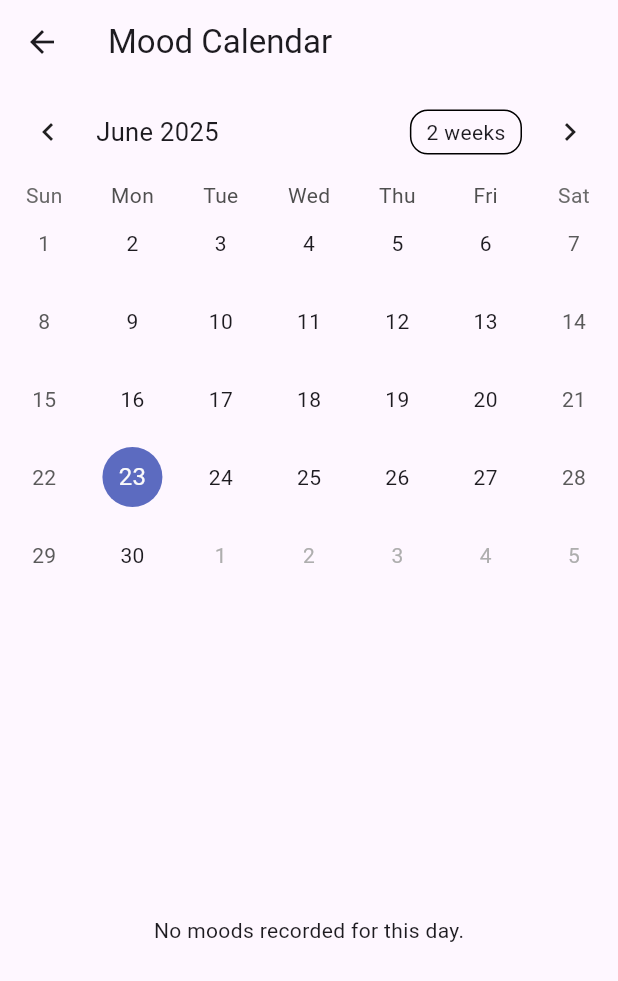
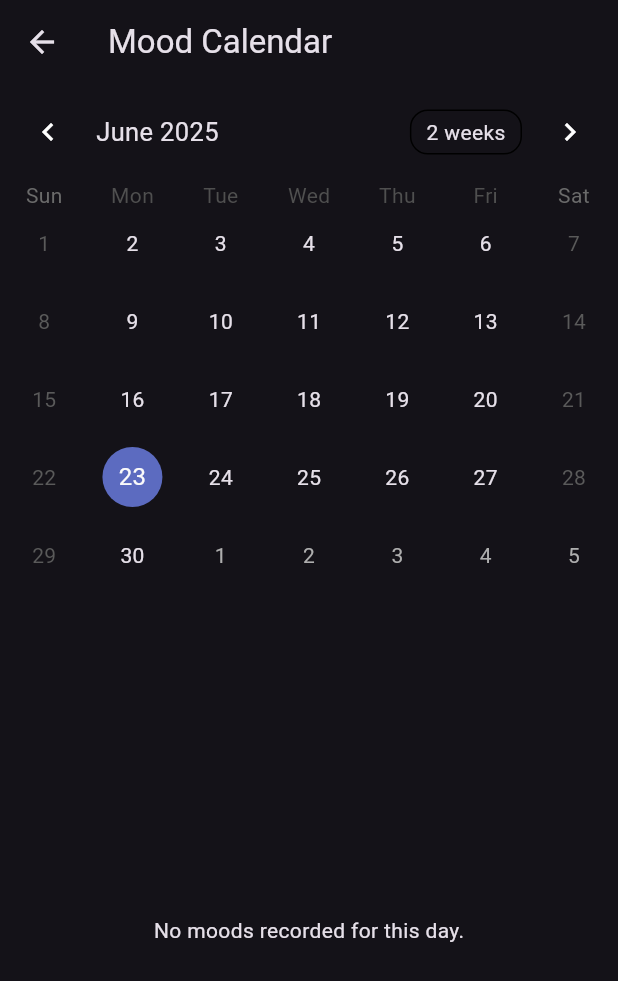
Before and after one commit to KabeloDev/mini_app, a Flutter app: the screen it shows after launch, after a tap on "View Calendar", on a phone screen of 412 x 824 dp. Shown: the top 981 px of the screen. Run offline on Flutter 3.47's test engine with Material 3 defaults, Android fonts, the phone set to English and light mode, and no system bars; drawn by our look-alikes of table_calendar; our stand-ins replace fl_chart, flutter_bloc, flutter_local_notifications, go_router, permission_handler, shared_preferences.

Commit message:
Dark/Light mode persistence

```diff
--- a/lib/home.dart
+++ b/lib/home.dart
@@ -1,13 +1,14 @@
 import 'dart:developer';
 
 import 'package:flutter/material.dart';
-import 'package:flutter_bloc/flutter_bloc.dart';
 import 'package:mini_app/calendar.dart';
 import 'package:mini_app/app_cubit.dart';
+import 'package:mini_app/mode.dart';
 import 'package:mini_app/moodentry.dart';
 import 'package:mini_app/noti_service.dart';
 import 'package:mini_app/notifications_cubit.dart';
 import 'package:mini_app/stats_noti.dart';
+import 'package:provider/provider.dart';
 
 class HomeScreen extends StatefulWidget {
   const HomeScreen({super.key});
@@ -54,6 +55,7 @@ class _HomeScreenState extends State<HomeScreen> {
 
   @override
   Widget build(BuildContext context) {
+    final modeController = Provider.of<ModeController>(context);
     return Scaffold(
       appBar: AppBar(title: const Text('Add Mood')),
       body: Padding(
@@ -137,6 +139,14 @@ class _HomeScreenState extends State<HomeScreen> {
                         ),
                       ),
                     ),
+                    SizedBox(height: 20,),
+                    ElevatedButton(
+                      onPressed: () {
+
+                        modeController.toggleMode();
+                      },
+                      child: const Icon(Icons.dark_mode),
+                    ),
                   ],
                 ),
               ),
--- a/lib/main.dart
+++ b/lib/main.dart
@@ -3,8 +3,10 @@ import 'package:flutter_bloc/flutter_bloc.dart';
 import 'package:go_router/go_router.dart';
 import 'package:mini_app/home.dart';
 import 'package:mini_app/app_cubit.dart';
+import 'package:mini_app/mode.dart';
 import 'package:mini_app/noti_service.dart';
 import 'package:mini_app/notifications_cubit.dart';
+import 'package:provider/provider.dart';
 
 void main() async{
   WidgetsFlutterBinding.ensureInitialized();
@@ -14,13 +16,10 @@ void main() async{
   });
 
   runApp(
-    MultiBlocProvider(
+    MultiProvider(
       providers: [
-        BlocProvider(
-          create: (_) => AppCubit(),
-        ),
-        BlocProvider(
-          create: (_) => NotificationsCubit(),
+        ChangeNotifierProvider(
+          create: (_) => ModeController(),
         ),
       ],
       child: const MyApp(),
@@ -49,16 +48,30 @@ final _router = GoRouter(
 class MyApp extends StatelessWidget {
   const MyApp({super.key});
 
+
+
   // This widget is the root of your application.
   @override
   Widget build(BuildContext context) {
-    return MaterialApp.router(
-      debugShowCheckedModeBanner: false,
-      title: 'Flutter Demo',
-      theme: ThemeData(
-        colorScheme: ColorScheme.fromSeed(seedColor: Colors.deepPurple),
+    final modeController = Provider.of<ModeController>(context);
+
+    return MultiBlocProvider(
+      providers: [
+        BlocProvider(
+          create: (_) => AppCubit(),
+        ),
+        BlocProvider(
+          create: (_) => NotificationsCubit(),
+        ),
+      ],
+      child: MaterialApp.router(
+        debugShowCheckedModeBanner: false,
+        title: 'Flutter Demo',
+        theme: ThemeData(
+          brightness : modeController.isDarkMode ? Brightness.dark : Brightness.light,
+        ),
+        routerConfig: _router,
       ),
-      routerConfig: _router,
     );
   }
 }
--- /dev/null
+++ b/lib/mode.dart
@@ -0,0 +1,26 @@
+import 'package:flutter/material.dart';
+import 'package:shared_preferences/shared_preferences.dart';
+
+class ModeController extends ChangeNotifier {
+  static const _storageKey = 'mode';
+  bool _isDarkMode = false;
+
+  bool get isDarkMode => _isDarkMode;
+
+  ModeController() {
+    _loadMode(); // Load saved theme mode on initialization
+  }
+
+  void toggleMode() async {
+    _isDarkMode = !_isDarkMode;
+    notifyListeners();
+    final prefs = await SharedPreferences.getInstance();
+    prefs.setBool(_storageKey, _isDarkMode);
+  }
+
+  void _loadMode() async {
+    final prefs = await SharedPreferences.getInstance();
+    _isDarkMode = prefs.getBool(_storageKey) ?? true; // default to true (dark)
+    notifyListeners();
+  }
+}
--- a/pubspec.yaml
+++ b/pubspec.yaml
@@ -24,6 +24,7 @@ dependencies:
   bloc: ^9.0.0
   flutter_bloc: ^9.1.0
   shared_preferences: ^2.5.3
+  provider: ^6.1.5
 
 dev_dependencies:
   flutter_test:
```
Also changed, not shown: pubspec.lock.
